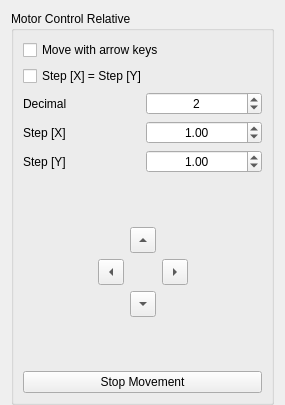
Before: the Qt Designer form bec_widgets/widgets/motor_control/motor_control_relative.ui in bec-project/bec_widgets, drawn with Qt 5.
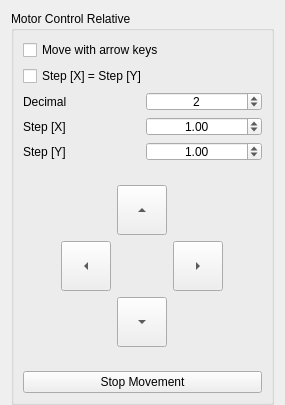
After: the same form once the commit is applied.

Commit message: fix(widgets/motor_controls): hotfix to create default config structure to avoid type None errors; cursor button size increased

What changed in the file:
```diff
--- a/bec_widgets/widgets/motor_control/motor_control_relative.ui
+++ b/bec_widgets/widgets/motor_control/motor_control_relative.ui
@@ -167,8 +167,8 @@
          <widget class="QToolButton" name="toolButton_up">
           <property name="minimumSize">
            <size>
-            <width>26</width>
-            <height>26</height>
+            <width>50</width>
+            <height>50</height>
            </size>
           </property>
           <property name="text">
@@ -196,8 +196,8 @@
          <widget class="QToolButton" name="toolButton_down">
           <property name="minimumSize">
            <size>
-            <width>26</width>
-            <height>26</height>
+            <width>50</width>
+            <height>50</height>
            </size>
           </property>
           <property name="text">
@@ -212,8 +212,8 @@
          <widget class="QToolButton" name="toolButton_left">
           <property name="minimumSize">
            <size>
-            <width>26</width>
-            <height>26</height>
+            <width>50</width>
+            <height>50</height>
            </size>
           </property>
           <property name="text">
@@ -241,8 +241,8 @@
          <widget class="QToolButton" name="toolButton_right">
           <property name="minimumSize">
            <size>
-            <width>26</width>
-            <height>26</height>
+            <width>50</width>
+            <height>50</height>
            </size>
           </property>
           <property name="text">
```
The commit also changes 2 other files.
